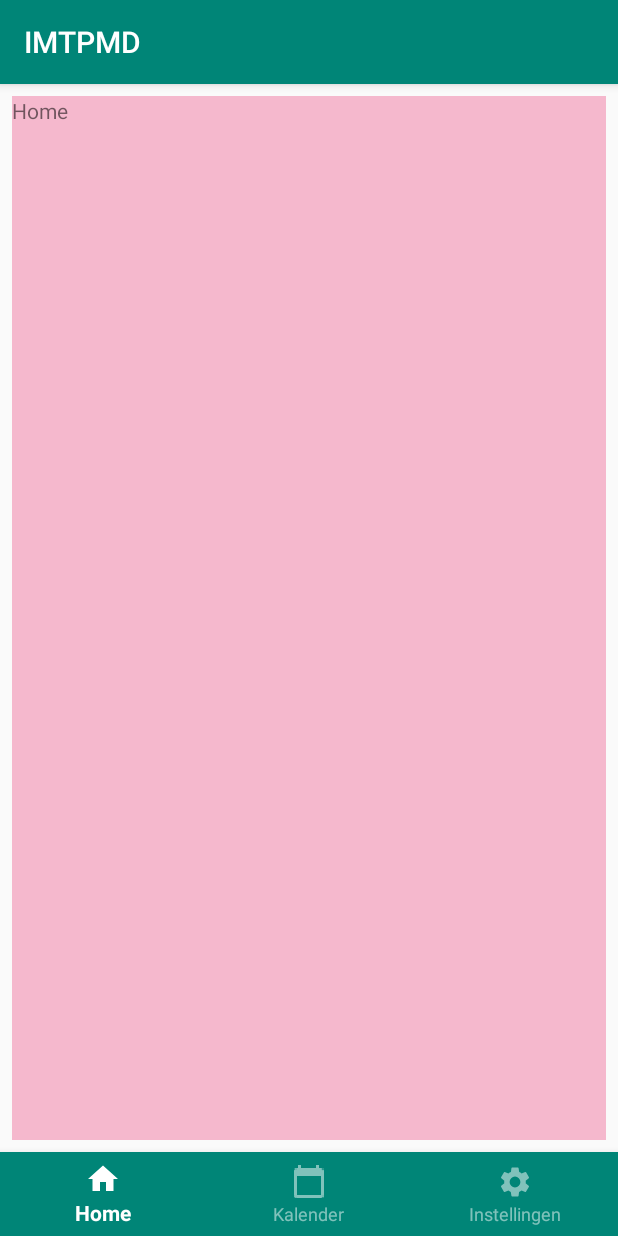
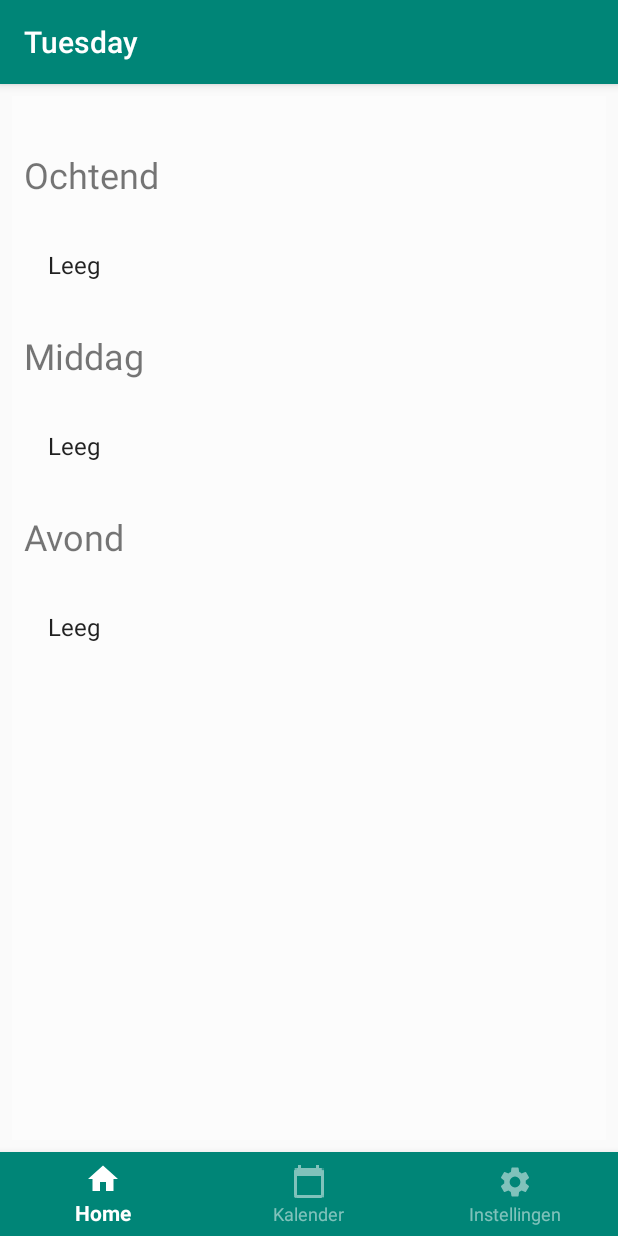
Before and after one commit to nynkevd/IMTPMD, an Android app: the screen it shows after launch (DashboardActivity), on a phone screen of 412 x 824 dp. Run offline under Robolectric (Android 15) with nearby library versions, the phone set to English and light mode, and no system bars.

Commit message:
Opzet home pagina
Op de homepagina een overzicht gemaakt voor de medicijnen die 'vandaag' ingenomen moeten worden.
De lijst waar de medicijnen in staan is nog niet dynamic en de titel moet nog met een hoofdletter.

```diff
--- a/app/src/main/java/com/example/imtpmd/DashboardActivity.java
+++ b/app/src/main/java/com/example/imtpmd/DashboardActivity.java
@@ -6,8 +6,13 @@ import android.support.v4.app.Fragment;
 import android.support.v4.app.FragmentTransaction;
 import android.support.v7.app.AppCompatActivity;
 import android.os.Bundle;
+import android.util.Log;
 import android.view.MenuItem;
 import android.widget.FrameLayout;
+
+import java.text.SimpleDateFormat;
+import java.util.Calendar;
+import java.util.Date;
 
 public class DashboardActivity extends AppCompatActivity {
 
@@ -17,6 +22,8 @@ public class DashboardActivity extends AppCompatActivity {
     private HomeFragment homeFragment;
     private CalendarFragment calendarFragment;
     private SettingsFragment settingsFragment;
+
+    private String date;
 
     @Override
     protected void onCreate(Bundle savedInstanceState) {
@@ -30,7 +37,10 @@ public class DashboardActivity extends AppCompatActivity {
         calendarFragment = new CalendarFragment();
         settingsFragment = new SettingsFragment();
 
+        date = new SimpleDateFormat("EEEE").format(new Date()); // Toevoegen dat de dag met een hoofdletter is
+
         setFragment(homeFragment);
+        setTitle(date);
 
         DashboardNav.setOnNavigationItemSelectedListener(new BottomNavigationView.OnNavigationItemSelectedListener() {
             @Override
@@ -38,14 +48,17 @@ public class DashboardActivity extends AppCompatActivity {
                 switch(menuItem.getItemId()){
                     case R.id.nav_home:
                         setFragment(homeFragment);
+                        setTitle(date);
                         return true;
 
                     case R.id.nav_calendar:
                         setFragment(calendarFragment);
+                        setTitle("Kalender");
                         return true;
 
                     case R.id.nav_settings:
                         setFragment(settingsFragment);
+                        setTitle("Instellingen");
                         return true;
 
                     default:
--- a/app/src/main/java/com/example/imtpmd/HomeFragment.java
+++ b/app/src/main/java/com/example/imtpmd/HomeFragment.java
@@ -6,6 +6,10 @@ import android.support.v4.app.Fragment;
 import android.view.LayoutInflater;
 import android.view.View;
 import android.view.ViewGroup;
+import android.widget.ArrayAdapter;
+import android.widget.ListView;
+
+import java.util.ArrayList;
 
 
 /**
@@ -23,7 +27,42 @@ public class HomeFragment extends Fragment {
     public View onCreateView(LayoutInflater inflater, ViewGroup container,
                              Bundle savedInstanceState) {
         // Inflate the layout for this fragment
-        return inflater.inflate(R.layout.fragment_home, container, false);
+
+        View view = inflater.inflate(R.layout.fragment_home, container, false);
+
+        //Ochtend
+        ArrayList<String> ochtendList = new ArrayList<>();
+        ochtendList.add("Leeg");
+        ochtendList.add("Leeg");
+        ochtendList.add("Leeg");
+
+        ArrayAdapter<String> listAdapterOchtend = new ArrayAdapter<String>(getActivity(),android.R.layout.simple_list_item_1,ochtendList);
+
+        ListView ochtendListView = view.findViewById(R.id.pil_list_ochtend);
+
+        ochtendListView.setAdapter(listAdapterOchtend);
+
+        //Middag
+        ArrayList<String> middagList = new ArrayList<>();
+        middagList.add("Leeg");
+
+        ArrayAdapter<String> listAdapterMiddag = new ArrayAdapter<String>(getActivity(),android.R.layout.simple_list_item_1,middagList);
+
+        ListView middagListView = view.findViewById(R.id.pil_list_middag);
+
+        middagListView.setAdapter(listAdapterMiddag);
+
+        //Avond
+        ArrayList<String> avondList = new ArrayList<>();
+        avondList.add("Leeg");
+
+        ArrayAdapter<String> listAdapterAvond= new ArrayAdapter<String>(getActivity(),android.R.layout.simple_list_item_1,avondList);
+
+        ListView avondListView = view.findViewById(R.id.pil_list_avond);
+
+        avondListView.setAdapter(listAdapterAvond);
+
+        return view;
     }
 
 }
--- a/app/src/main/res/layout/fragment_home.xml
+++ b/app/src/main/res/layout/fragment_home.xml
@@ -1,15 +1,100 @@
 <?xml version="1.0" encoding="utf-8"?>
 <FrameLayout xmlns:android="http://schemas.android.com/apk/res/android"
+    xmlns:app="http://schemas.android.com/apk/res-auto"
     xmlns:tools="http://schemas.android.com/tools"
     android:layout_width="match_parent"
     android:layout_height="match_parent"
-    android:background="#4DE91E63"
+    android:background="#4DFFFFFF"
+    android:label="hallo?"
     tools:context=".HomeFragment">
 
     <!-- TODO: Update blank fragment layout -->
-    <TextView
+    <ScrollView
         android:layout_width="match_parent"
-        android:layout_height="match_parent"
-        android:text="Home" />
+        android:layout_height="match_parent">
+        <android.support.constraint.ConstraintLayout
+            android:layout_width="match_parent"
+            android:layout_height="match_parent">
+
+            <ListView
+                android:id="@+id/pil_list_ochtend"
+                android:layout_width="355dp"
+                android:layout_height="wrap_content"
+                android:layout_alignParentStart="true"
+                android:layout_alignParentTop="true"
+                android:layout_marginStart="8dp"
+                android:layout_marginTop="20dp"
+                app:layout_constraintStart_toStartOf="parent"
+                app:layout_constraintTop_toBottomOf="@+id/textView">
+
+            </ListView>
+
+            <ListView
+                android:id="@+id/pil_list_middag"
+                android:layout_width="355dp"
+                android:layout_height="wrap_content"
+                android:layout_alignParentStart="true"
+                android:layout_alignParentTop="true"
+                android:layout_marginStart="8dp"
+                android:layout_marginTop="20dp"
+                app:layout_constraintStart_toStartOf="parent"
+                app:layout_constraintTop_toBottomOf="@+id/textView4">
+
+            </ListView>
+
+            <ListView
+                android:id="@+id/pil_list_avond"
+                android:layout_width="355dp"
+                android:layout_height="wrap_content"
+                android:layout_alignParentStart="true"
+                android:layout_alignParentTop="true"
+                android:layout_marginStart="8dp"
+                android:layout_marginTop="20dp"
+                app:layout_constraintStart_toStartOf="parent"
+                app:layout_constraintTop_toBottomOf="@+id/textView3">
+
+            </ListView>
+
+            <TextView
+                android:id="@+id/textView"
+                android:layout_width="wrap_content"
+                android:layout_height="wrap_content"
+                android:layout_alignParentStart="true"
+                android:layout_alignParentTop="true"
+                android:layout_marginStart="8dp"
+                android:layout_marginTop="36dp"
+                android:text="Ochtend"
+                android:textSize="24sp"
+                app:layout_constraintStart_toStartOf="parent"
+                app:layout_constraintTop_toTopOf="parent" />
+
+            <TextView
+                android:id="@+id/textView3"
+                android:layout_width="wrap_content"
+                android:layout_height="wrap_content"
+                android:layout_alignParentStart="true"
+                android:layout_alignParentTop="true"
+                android:layout_marginStart="8dp"
+                android:layout_marginTop="20dp"
+                android:text="Avond"
+                android:textSize="24sp"
+                app:layout_constraintStart_toStartOf="parent"
+                app:layout_constraintTop_toBottomOf="@+id/pil_list_middag" />
+
+            <TextView
+                android:id="@+id/textView4"
+                android:layout_width="0dp"
+                android:layout_height="wrap_content"
+                android:layout_alignParentStart="true"
+                android:layout_alignParentTop="true"
+                android:layout_marginStart="8dp"
+                android:layout_marginTop="20dp"
+                android:text="Middag"
+                android:textSize="24sp"
+                app:layout_constraintStart_toStartOf="parent"
+                app:layout_constraintTop_toBottomOf="@+id/pil_list_ochtend" />
+
+        </android.support.constraint.ConstraintLayout>
+    </ScrollView>
 
 </FrameLayout>
```
